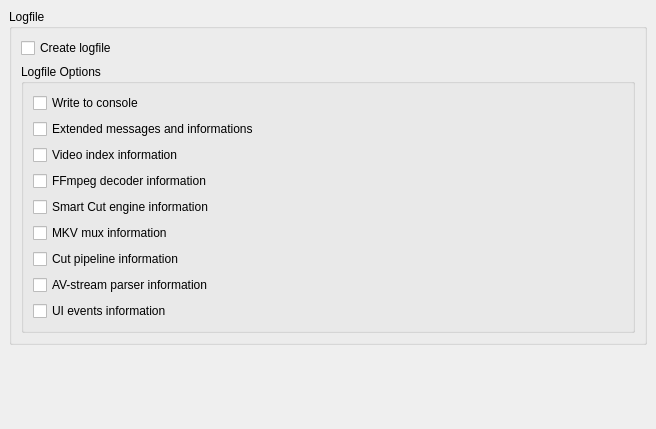
This is ui/ttcutsettingsfiles.ui in MINIXJR/TTCut-ng as Qt 5 draws it before an edit. The edited form follows.
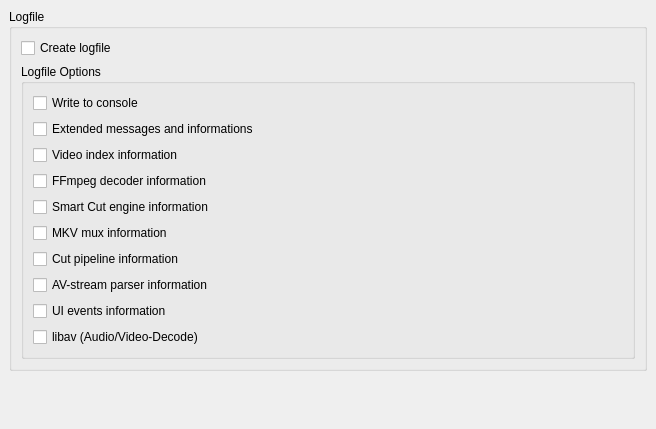
This is the edited form.

Commit message: Route qDebug/qWarning and libav logs through TTMessageLogger

Patch:
```diff
--- a/ui/ttcutsettingsfiles.ui
+++ b/ui/ttcutsettingsfiles.ui
@@ -141,6 +141,13 @@
            </property>
           </widget>
          </item>
+         <item row="9" column="0" >
+          <widget class="QCheckBox" name="cbLogPlusLibav" >
+           <property name="text" >
+            <string>libav (Audio/Video-Decode)</string>
+           </property>
+          </widget>
+         </item>
          <item row="1" column="0" >
           <widget class="QCheckBox" name="cbLogExtended" >
            <property name="text" >
```
The commit also changes 4 other files.
